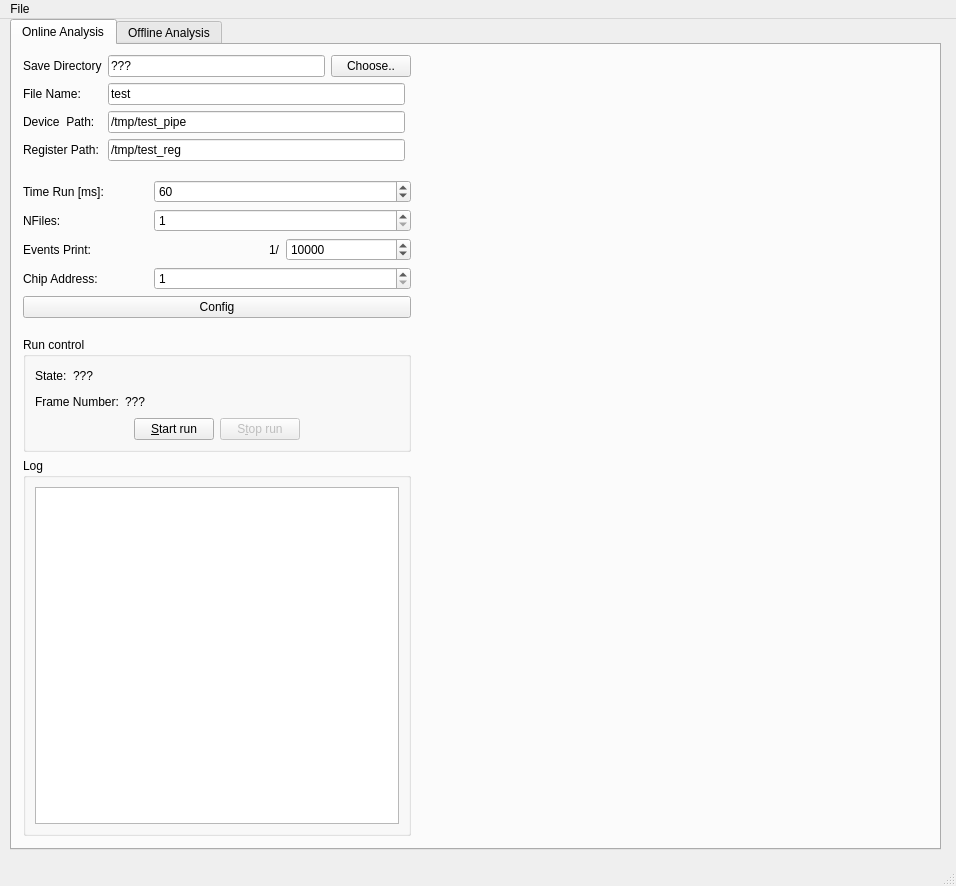
Above: software/gui/form/mainwindow.ui from cepc/kc705 before the change. Below: the same form after it.
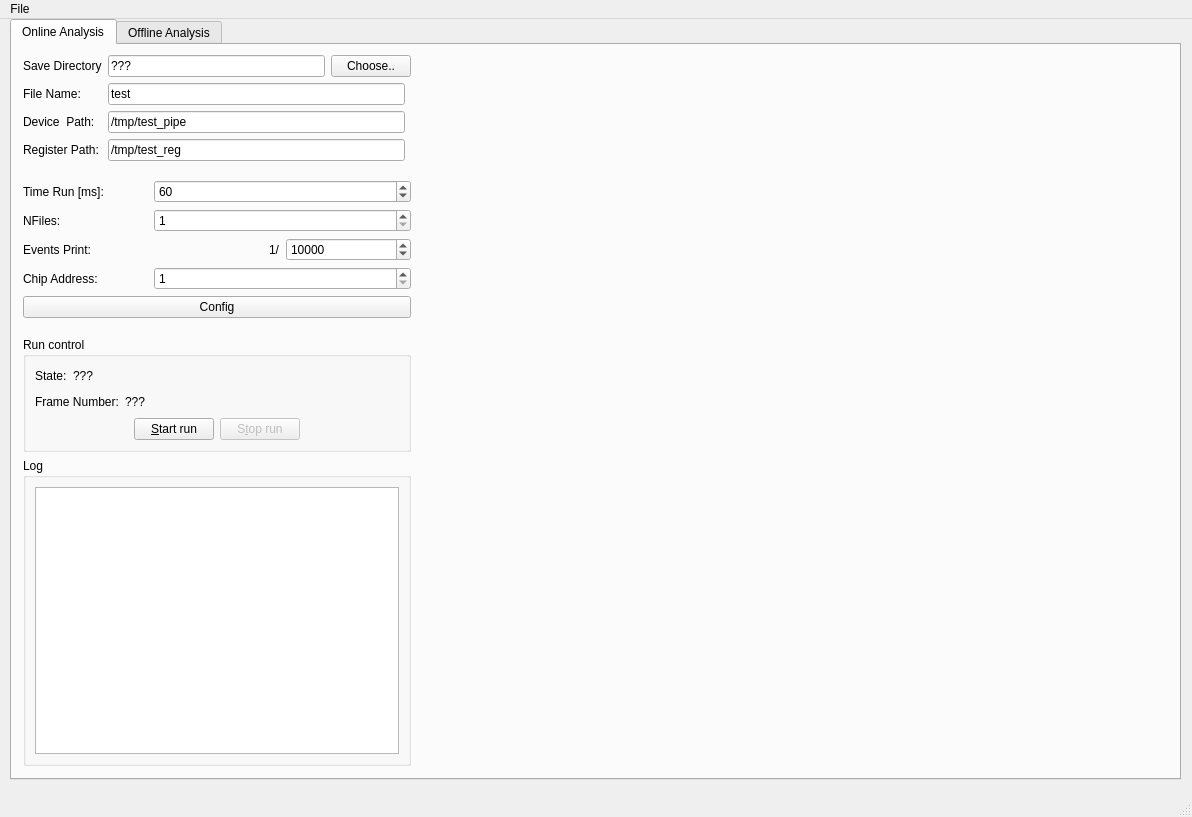
That is the form after the change. Icons and pictures are not drawn. Custom widgets are drawn as their Qt base class.

```diff
--- a/software/gui/form/mainwindow.ui
+++ b/software/gui/form/mainwindow.ui
@@ -6,8 +6,8 @@
    <rect>
     <x>0</x>
     <y>0</y>
-    <width>956</width>
-    <height>886</height>
+    <width>1192</width>
+    <height>817</height>
    </rect>
   </property>
   <property name="windowTitle">
@@ -23,8 +23,8 @@
      <rect>
       <x>10</x>
       <y>0</y>
-      <width>931</width>
-      <height>831</height>
+      <width>1171</width>
+      <height>761</height>
      </rect>
     </property>
     <property name="currentIndex">
@@ -40,7 +40,7 @@
         <x>11</x>
         <y>10</y>
         <width>388</width>
-        <height>781</height>
+        <height>711</height>
        </rect>
       </property>
       <layout class="QVBoxLayout" name="verticalLayout_6">
@@ -403,9 +403,9 @@
       <property name="geometry">
        <rect>
         <x>420</x>
-        <y>20</y>
-        <width>481</width>
-        <height>201</height>
+        <y>10</y>
+        <width>731</width>
+        <height>701</height>
        </rect>
       </property>
      </widget>
@@ -814,7 +814,7 @@
     <rect>
      <x>0</x>
      <y>0</y>
-     <width>956</width>
+     <width>1192</width>
      <height>26</height>
     </rect>
    </property>
```
